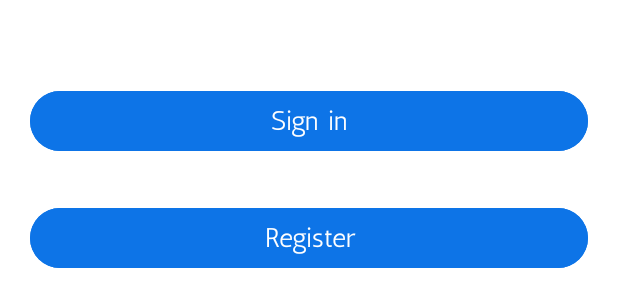
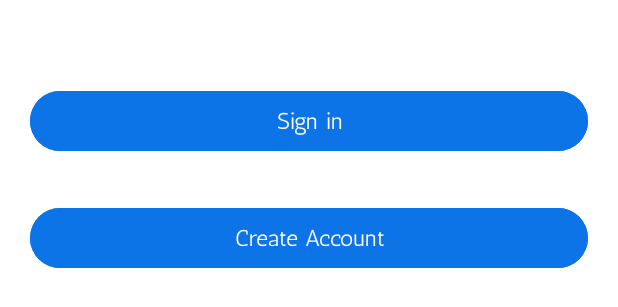
Before and after one commit to nicoceron/Workshop_3, an Android app: the layout activity_login.xml on its own in the app's theme, with its tools: preview values and no code run, on a phone screen of 412 x 824 dp. Shown: the part 752-1059 px from the top of the screen. Run offline under Robolectric (Android 15) with nearby library versions, the phone set to English and light mode, and no system bars.

Commit message:
Login & Firebase connection

```diff
--- a/app/src/main/AndroidManifest.xml
+++ b/app/src/main/AndroidManifest.xml
@@ -13,6 +13,9 @@
         android:theme="@style/Theme.Workshop_3"
         tools:targetApi="31">
         <activity
+            android:name=".SignUp"
+            android:exported="false" />
+        <activity
             android:name=".Login"
             android:exported="false" />
         <activity
--- a/app/src/main/res/layout/activity_login.xml
+++ b/app/src/main/res/layout/activity_login.xml
@@ -48,11 +48,11 @@
             android:textColorHint="@color/black">
 
             <com.google.android.material.textfield.TextInputEditText
+                android:id="@+id/email"
                 android:layout_width="match_parent"
                 android:layout_height="wrap_content"
                 android:hint="Email"
                 android:inputType="textEmailAddress"
-
                 android:textSize="18sp">
 
             </com.google.android.material.textfield.TextInputEditText>
@@ -67,6 +67,7 @@
             app:endIconMode="password_toggle">
 
             <com.google.android.material.textfield.TextInputEditText
+                android:id="@+id/password"
                 android:layout_width="match_parent"
                 android:layout_height="wrap_content"
                 android:hint="Password"
@@ -78,21 +79,23 @@
         </com.google.android.material.textfield.TextInputLayout>
 
         <com.google.android.material.button.MaterialButton
+            android:id="@+id/signIn"
             android:layout_width="match_parent"
             android:layout_height="wrap_content"
             android:layout_marginTop="60dp"
             android:backgroundTint="#0d74e7"
             android:fontFamily="@font/antic"
             android:text="Sign in"
-            android:textSize="18sp" />
+            android:textSize="15sp" />
 
         <com.google.android.material.button.MaterialButton
+            android:id="@+id/register"
             android:layout_width="match_parent"
             android:layout_height="wrap_content"
             android:layout_marginTop="30dp"
             android:backgroundTint="#0d74e7"
             android:fontFamily="@font/antic"
-            android:text="Register"
-            android:textSize="18sp" />
+            android:text="Create Account"
+            android:textSize="15sp" />
     </LinearLayout>
 </androidx.constraintlayout.widget.ConstraintLayout>
```
Also changed, not shown: app/src/main/java/com/example/workshop_3/Login.kt (+62 -3 lines), app/src/main/java/com/example/workshop_3/SignUp.kt (added, +20 -0 lines), app/src/main/res/layout/activity_sign_up.xml (added, +10 -0 lines).
